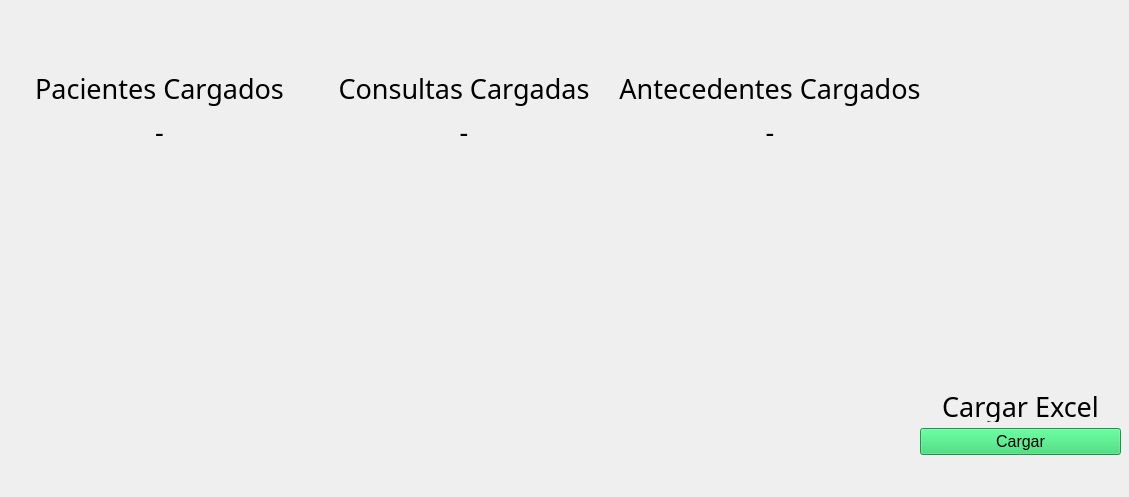
KillahBlitz/extractor-app, file UI/Xlsx.ui: the form before one commit.
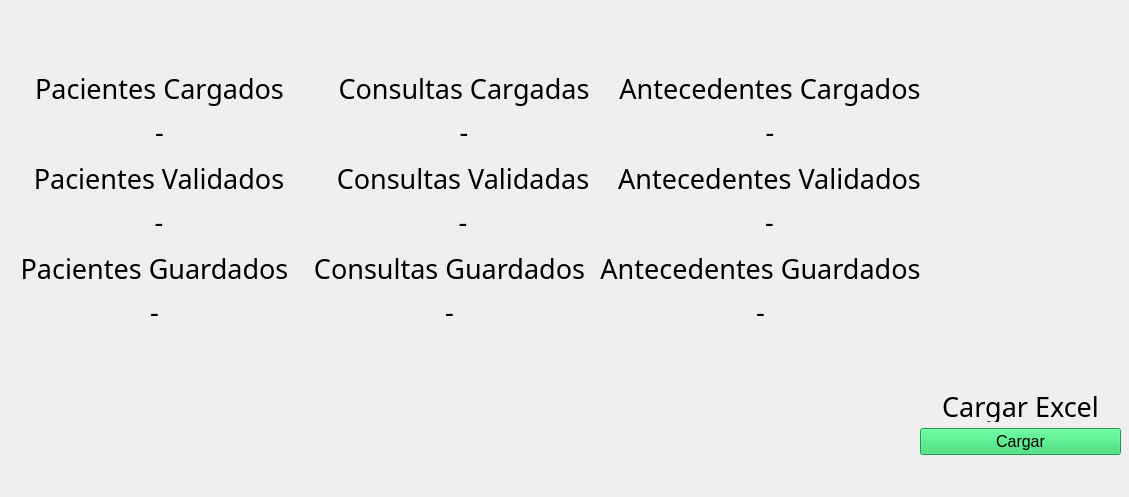
The form after the commit.

What changed in the file:
```diff
--- a/UI/Xlsx.ui
+++ b/UI/Xlsx.ui
@@ -127,7 +127,7 @@
          </widget>
         </item>
         <item>
-         <widget class="QLabel" name="patients_result">
+         <widget class="QLabel" name="patients_load">
           <property name="font">
            <font>
             <family>MS PGothic</family>
@@ -169,7 +169,7 @@
          </widget>
         </item>
         <item>
-         <widget class="QLabel" name="consulation_result">
+         <widget class="QLabel" name="consulation_load">
           <property name="font">
            <font>
             <family>MS PGothic</family>
@@ -204,6 +204,282 @@
           </property>
           <property name="text">
            <string>Antecedentes Cargados</string>
+          </property>
+          <property name="alignment">
+           <set>Qt::AlignmentFlag::AlignCenter</set>
+          </property>
+         </widget>
+        </item>
+        <item>
+         <widget class="QLabel" name="history_load">
+          <property name="font">
+           <font>
+            <family>MS PGothic</family>
+            <pointsize>20</pointsize>
+           </font>
+          </property>
+          <property name="layoutDirection">
+           <enum>Qt::LayoutDirection::LeftToRight</enum>
+          </property>
+          <property name="text">
+           <string>-</string>
+          </property>
+          <property name="alignment">
+           <set>Qt::AlignmentFlag::AlignCenter</set>
+          </property>
+         </widget>
+        </item>
+       </layout>
+      </item>
+     </layout>
+    </widget>
+    <widget class="QWidget" name="horizontalLayoutWidget_4">
+     <property name="geometry">
+      <rect>
+       <x>0</x>
+       <y>160</y>
+       <width>911</width>
+       <height>80</height>
+      </rect>
+     </property>
+     <layout class="QHBoxLayout" name="horizontalLayout_6">
+      <item>
+       <layout class="QVBoxLayout" name="verticalLayout_11">
+        <item>
+         <widget class="QLabel" name="patients_label_3">
+          <property name="font">
+           <font>
+            <family>MS PGothic</family>
+            <pointsize>20</pointsize>
+           </font>
+          </property>
+          <property name="layoutDirection">
+           <enum>Qt::LayoutDirection::LeftToRight</enum>
+          </property>
+          <property name="text">
+           <string>Pacientes Validados</string>
+          </property>
+          <property name="alignment">
+           <set>Qt::AlignmentFlag::AlignCenter</set>
+          </property>
+         </widget>
+        </item>
+        <item>
+         <widget class="QLabel" name="patients_valid">
+          <property name="font">
+           <font>
+            <family>MS PGothic</family>
+            <pointsize>20</pointsize>
+           </font>
+          </property>
+          <property name="layoutDirection">
+           <enum>Qt::LayoutDirection::LeftToRight</enum>
+          </property>
+          <property name="text">
+           <string>-</string>
+          </property>
+          <property name="alignment">
+           <set>Qt::AlignmentFlag::AlignCenter</set>
+          </property>
+         </widget>
+        </item>
+       </layout>
+      </item>
+      <item>
+       <layout class="QVBoxLayout" name="verticalLayout_12">
+        <item>
+         <widget class="QLabel" name="consulation_label_3">
+          <property name="font">
+           <font>
+            <family>MS PGothic</family>
+            <pointsize>20</pointsize>
+           </font>
+          </property>
+          <property name="layoutDirection">
+           <enum>Qt::LayoutDirection::LeftToRight</enum>
+          </property>
+          <property name="text">
+           <string>Consultas Validadas</string>
+          </property>
+          <property name="alignment">
+           <set>Qt::AlignmentFlag::AlignCenter</set>
+          </property>
+         </widget>
+        </item>
+        <item>
+         <widget class="QLabel" name="consulation_valid">
+          <property name="font">
+           <font>
+            <family>MS PGothic</family>
+            <pointsize>20</pointsize>
+           </font>
+          </property>
+          <property name="layoutDirection">
+           <enum>Qt::LayoutDirection::LeftToRight</enum>
+          </property>
+          <property name="text">
+           <string>-</string>
+          </property>
+          <property name="alignment">
+           <set>Qt::AlignmentFlag::AlignCenter</set>
+          </property>
+         </widget>
+        </item>
+       </layout>
+      </item>
+      <item>
+       <layout class="QVBoxLayout" name="verticalLayout_13">
+        <item>
+         <widget class="QLabel" name="history_label_3">
+          <property name="font">
+           <font>
+            <family>MS PGothic</family>
+            <pointsize>20</pointsize>
+           </font>
+          </property>
+          <property name="layoutDirection">
+           <enum>Qt::LayoutDirection::LeftToRight</enum>
+          </property>
+          <property name="text">
+           <string>Antecedentes Validados</string>
+          </property>
+          <property name="alignment">
+           <set>Qt::AlignmentFlag::AlignCenter</set>
+          </property>
+         </widget>
+        </item>
+        <item>
+         <widget class="QLabel" name="history_valid">
+          <property name="font">
+           <font>
+            <family>MS PGothic</family>
+            <pointsize>20</pointsize>
+           </font>
+          </property>
+          <property name="layoutDirection">
+           <enum>Qt::LayoutDirection::LeftToRight</enum>
+          </property>
+          <property name="text">
+           <string>-</string>
+          </property>
+          <property name="alignment">
+           <set>Qt::AlignmentFlag::AlignCenter</set>
+          </property>
+         </widget>
+        </item>
+       </layout>
+      </item>
+     </layout>
+    </widget>
+    <widget class="QWidget" name="horizontalLayoutWidget_5">
+     <property name="geometry">
+      <rect>
+       <x>0</x>
+       <y>250</y>
+       <width>911</width>
+       <height>80</height>
+      </rect>
+     </property>
+     <layout class="QHBoxLayout" name="horizontalLayout_7">
+      <item>
+       <layout class="QVBoxLayout" name="verticalLayout_14">
+        <item>
+         <widget class="QLabel" name="patients_label_4">
+          <property name="font">
+           <font>
+            <family>MS PGothic</family>
+            <pointsize>20</pointsize>
+           </font>
+          </property>
+          <property name="layoutDirection">
+           <enum>Qt::LayoutDirection::LeftToRight</enum>
+          </property>
+          <property name="text">
+           <string>Pacientes Guardados</string>
+          </property>
+          <property name="alignment">
+           <set>Qt::AlignmentFlag::AlignCenter</set>
+          </property>
+         </widget>
+        </item>
+        <item>
+         <widget class="QLabel" name="patients_result">
+          <property name="font">
+           <font>
+            <family>MS PGothic</family>
+            <pointsize>20</pointsize>
+           </font>
+          </property>
+          <property name="layoutDirection">
+           <enum>Qt::LayoutDirection::LeftToRight</enum>
+          </property>
+          <property name="text">
+           <string>-</string>
+          </property>
+          <property name="alignment">
+           <set>Qt::AlignmentFlag::AlignCenter</set>
+          </property>
+         </widget>
+        </item>
+       </layout>
+      </item>
+      <item>
+       <layout class="QVBoxLayout" name="verticalLayout_15">
+        <item>
+         <widget class="QLabel" name="consulation_label_4">
+          <property name="font">
+           <font>
+            <family>MS PGothic</family>
+            <pointsize>20</pointsize>
+           </font>
+          </property>
+          <property name="layoutDirection">
+           <enum>Qt::LayoutDirection::LeftToRight</enum>
+          </property>
+          <property name="text">
+           <string>Consultas Guardados</string>
+          </property>
+          <property name="alignment">
+           <set>Qt::AlignmentFlag::AlignCenter</set>
+          </property>
+         </widget>
+        </item>
+        <item>
+         <widget class="QLabel" name="consulation_result">
+          <property name="font">
+           <font>
+            <family>MS PGothic</family>
+            <pointsize>20</pointsize>
+           </font>
+          </property>
+          <property name="layoutDirection">
+           <enum>Qt::LayoutDirection::LeftToRight</enum>
+          </property>
+          <property name="text">
+           <string>-</string>
+          </property>
+          <property name="alignment">
+           <set>Qt::AlignmentFlag::AlignCenter</set>
+          </property>
+         </widget>
+        </item>
+       </layout>
+      </item>
+      <item>
+       <layout class="QVBoxLayout" name="verticalLayout_16">
+        <item>
+         <widget class="QLabel" name="history_label_4">
+          <property name="font">
+           <font>
+            <family>MS PGothic</family>
+            <pointsize>20</pointsize>
+           </font>
+          </property>
+          <property name="layoutDirection">
+           <enum>Qt::LayoutDirection::LeftToRight</enum>
+          </property>
+          <property name="text">
+           <string>Antecedentes Guardados</string>
           </property>
           <property name="alignment">
            <set>Qt::AlignmentFlag::AlignCenter</set>
```
